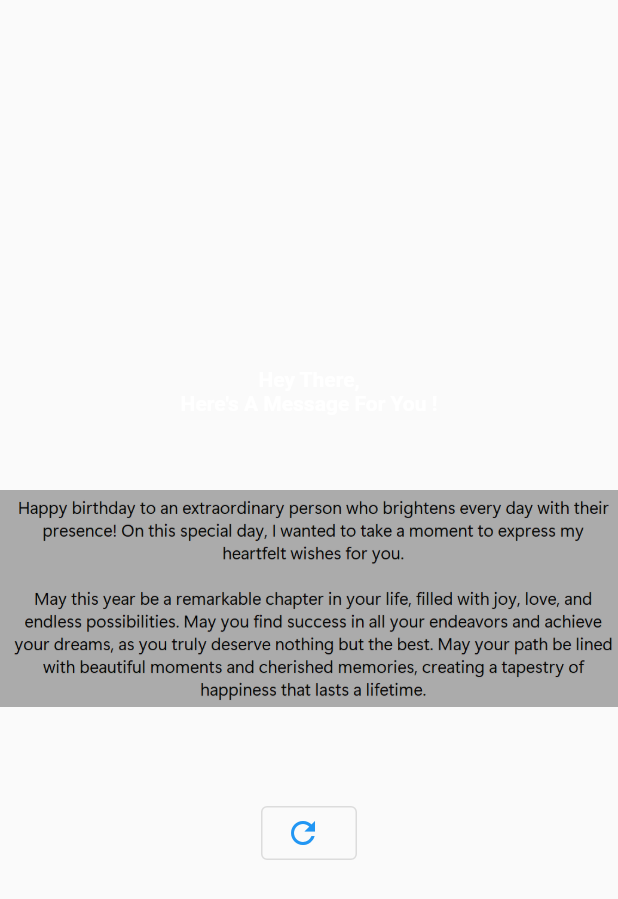
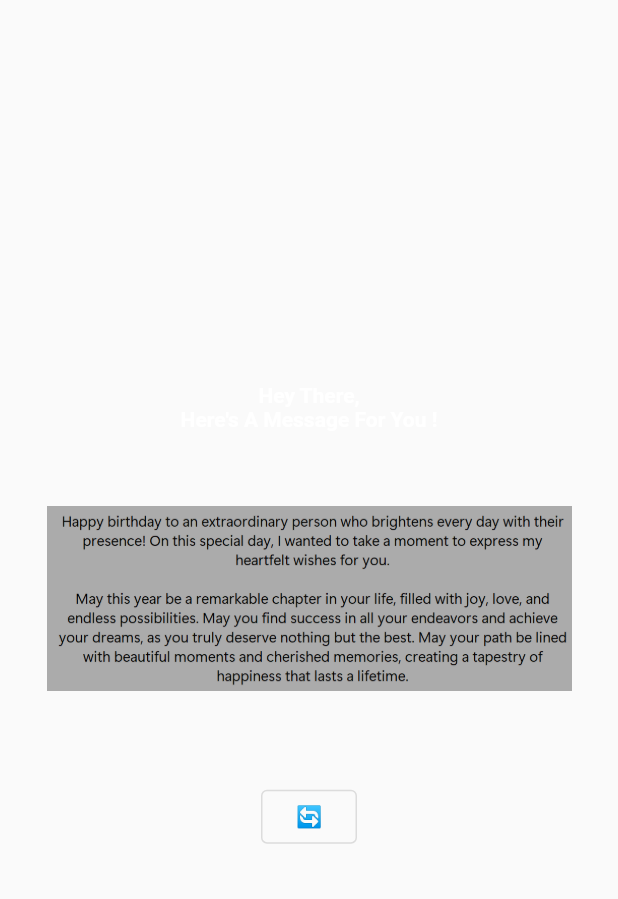
Before and after one commit to anmol420/BdayApp-In-Flutter, a Flutter app: the BdayMessage widget shown alone on an empty page, opened directly with empty values, on a phone screen of 412 x 824 dp. Shown: the top 899 px of the screen. Run offline on Flutter 3.47's test engine with Material 2 defaults, Android fonts, the phone set to English and light mode, and no system bars; our stand-ins replace animated_text_kit, google_fonts.

Commit message:
Added Final Layout

```diff
--- a/lib/pages/bday_message.dart
+++ b/lib/pages/bday_message.dart
@@ -33,18 +33,15 @@ class _BdayMessage extends State<BdayMessage> {
           ),
           Image.asset(
             'assets/message.png',
+            width: 350,
           ),
           const SizedBox(
             height: 60,
           ),
-          OutlinedButton.icon(
+          OutlinedButton(
             onPressed: widget.restart,
-            icon: const
-            Icon(
-              Icons.refresh_sharp,
-            ),
-            label: const Text(
-              "",
+            child: const Text(
+              "🔄",
             ),
           ),
         ],
```
